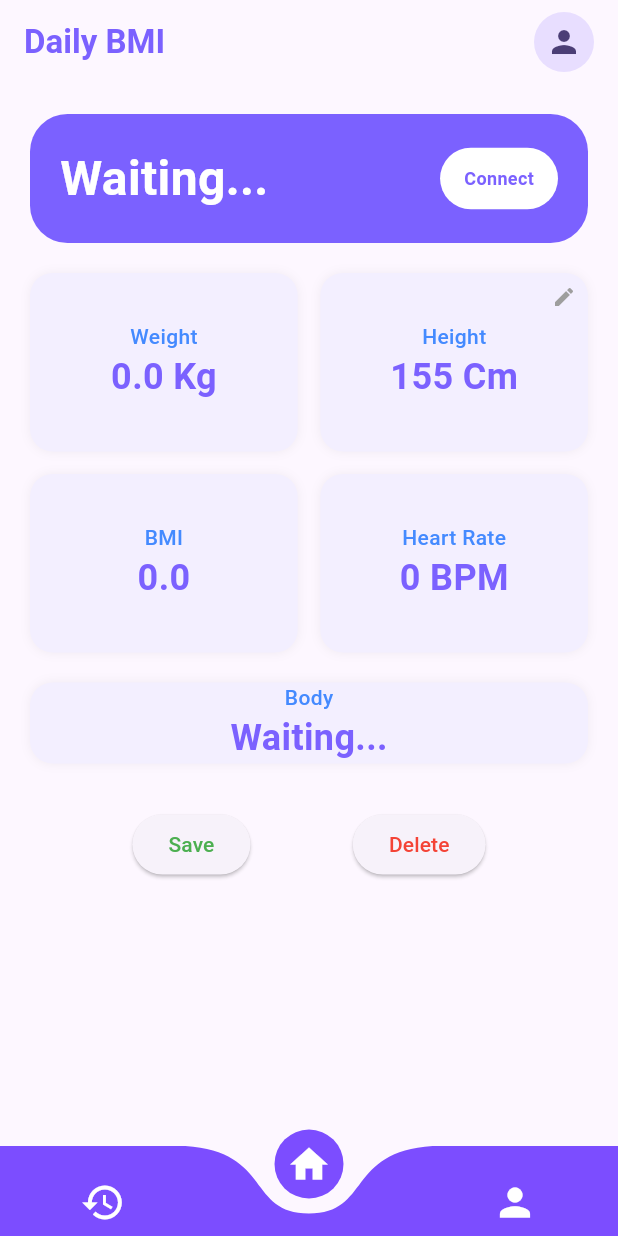
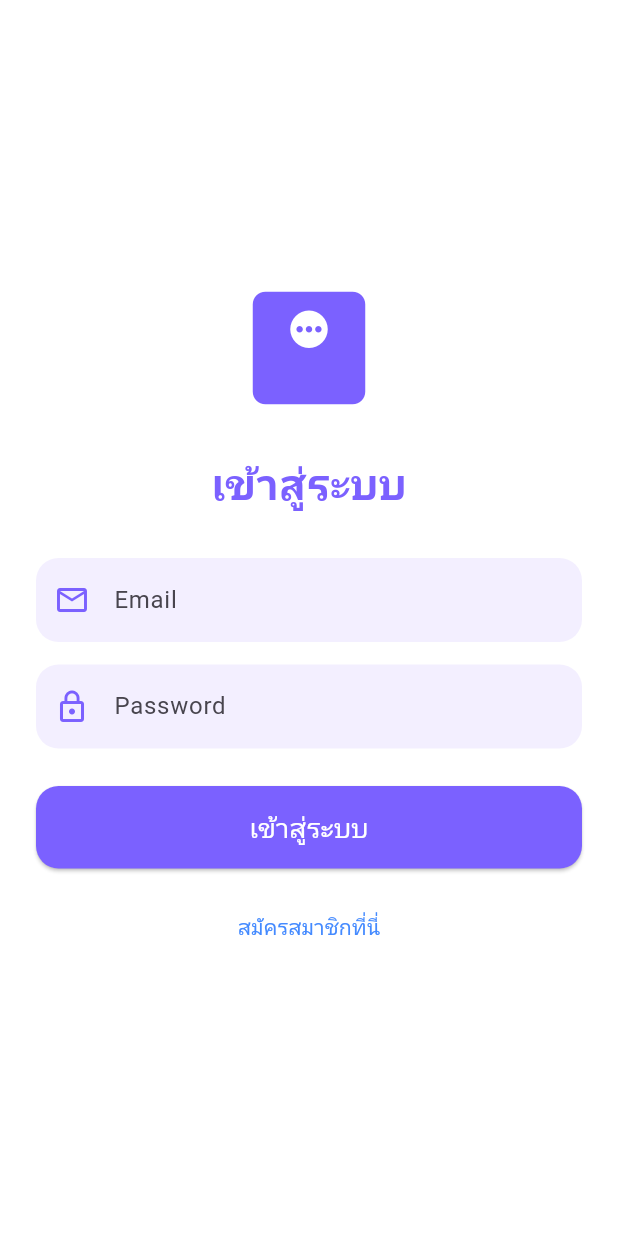
Before and after one commit to peeraphat55/smart-health-scale, a Flutter app: the screen it shows after launch, on a phone screen of 412 x 824 dp. Run offline on Flutter 3.47's test engine with Material 3 defaults, Android fonts, the phone set to English and light mode, and no system bars; drawn by our look-alikes of curved_navigation_bar; our stand-ins replace cloud_firestore, firebase_auth, firebase_core, firebase_database, fl_chart; missing offline and left inert: tflite_flutter; accounts and stored records are empty; Roboto replaces fonts that are missing (Kanit).

Commit message:
QOA_update

```diff
--- a/lib/main.dart
+++ b/lib/main.dart
@@ -1,13 +1,15 @@
 import 'package:flutter/material.dart';
-import 'package:project/model/firebase_options.dart';
+import 'package:project/firebase_options.dart';
+import 'package:project/providers/auth_provider.dart';
+import 'package:project/screen/auth/Auth_page.dart';
 import 'package:provider/provider.dart';
 import 'package:firebase_core/firebase_core.dart';
 import 'package:curved_navigation_bar/curved_navigation_bar.dart';
 
 // Import ไฟล์ของคุณ (เช็ค Path ให้ตรงกับโฟลเดอร์ในโปรเจกต์คุณด้วยนะครับ)
-import 'package:project/model/weight_provider.dart';
-import 'package:project/screen/MainPage.dart'; // ไฟล์หน้า HomePage ด้านบน
-import 'package:project/screen/History.dart'; // ไฟล์หน้าประวัติของคุณ
+import 'package:project/providers/weight_provider.dart';
+import 'package:project/screen/homee_page.dart.dart'; // ไฟล์หน้า HomePage ด้านบน
+import 'package:project/screen/history_page.dart'; // ไฟล์หน้าประวัติของคุณ
 
 void main() async {
   WidgetsFlutterBinding.ensureInitialized();
@@ -20,6 +22,7 @@ void main() async {
     MultiProvider(
       providers: [
         ChangeNotifierProvider(create: (_) => WeightProvider()),
+        ChangeNotifierProvider(create: (_) => AuthProvider()),
       ],
       child: const BMISmartScaleApp(),
     ),
@@ -39,7 +42,7 @@ class BMISmartScaleApp extends StatelessWidget {
         useMaterial3: true,
         fontFamily: 'Kanit',
       ),
-      home: const MainNavigation(),
+      home: AuthPage(),
     );
   }
 }
--- /dev/null
+++ b/lib/providers/auth_provider.dart
@@ -0,0 +1,76 @@
+import 'package:flutter/material.dart';
+import 'package:firebase_auth/firebase_auth.dart';
+import 'package:cloud_firestore/cloud_firestore.dart';
+
+class AuthProvider with ChangeNotifier {
+  bool _isLoading = false;
+  bool get isLoading => _isLoading;
+
+// ------------------------------------
+  // 1. ฟังก์ชันเข้าสู่ระบบ (Sign In)
+  // ------------------------------------
+  Future<String?> signIn({required String email, required String password}) async {
+    _setLoading(true);
+    try {
+      await FirebaseAuth.instance.signInWithEmailAndPassword(
+        email: email,
+        password: password,
+      );
+      return null; // สำเร็จ ไม่มี Error
+    } on FirebaseAuthException catch (e) {
+      return _translateFirebaseError(e);
+    } finally {
+      _setLoading(false);
+    }
+  }
+
+  // ------------------------------------
+  // 2. ฟังก์ชันสมัครสมาชิก (Sign Up)
+  // ------------------------------------
+  Future<String?> signUp({
+    required String email,
+    required String password,
+    required int age,
+    required int gender,
+  }) async {
+    _setLoading(true);
+    try {
+      // 1. สร้างบัญชีผู้ใช้ใหม่
+      UserCredential userCredential = await FirebaseAuth.instance.createUserWithEmailAndPassword(
+        email: email,
+        password: password,
+      );
+
+      // 2. บันทึกโปรไฟล์ (อายุ, เพศ) ลง Firestore
+      await FirebaseFirestore.instance.collection('users').doc(userCredential.user!.uid).set({
+        'email': email,
+        'age': age,
+        'gender': gender,
+        'created_at': FieldValue.serverTimestamp(),
+      });
+
+      // 3. 🟢 บังคับให้ออกจากระบบทันทีหลังสมัครเสร็จ เพื่อให้ผู้ใช้ไปหน้าล็อกอินเอง
+      await FirebaseAuth.instance.signOut();
+
+      return null; // สำเร็จ
+    } on FirebaseAuthException catch (e) {
+      return _translateFirebaseError(e);
+    } finally {
+      _setLoading(false);
+    }
+  }
+
+  // ตัวจัดการ Loading
+  void _setLoading(bool value) {
+    _isLoading = value;
+    notifyListeners();
+  }
+
+  // แปลง Error เป็นภาษาไทย
+  String _translateFirebaseError(FirebaseAuthException e) {
+    if (e.code == 'user-not-found' || e.code == 'invalid-credential') return "อีเมลหรือรหัสผ่านไม่ถูกต้อง";
+    if (e.code == 'email-already-in-use') return "อีเมลนี้มีผู้ใช้งานแล้ว";
+    if (e.code == 'weak-password') return "รหัสผ่านต้องมีความยาวอย่างน้อย 6 ตัวอักษร";
+    return e.message ?? "เกิดข้อผิดพลาด ไม่สามารถดำเนินการได้";
+  }
+}
--- /dev/null
+++ b/lib/screen/auth/Auth_page.dart
@@ -0,0 +1,169 @@
+import 'package:flutter/material.dart';
+import 'package:provider/provider.dart';
+
+import 'package:project/providers/auth_provider.dart'; // import provider ตัวใหม่
+import 'package:project/main.dart'; // เพื่อลิงก์ไปหน้า MainNavigation
+
+class AuthPage extends StatefulWidget {
+  const AuthPage({super.key});
+
+  @override
+  State<AuthPage> createState() => _AuthPageState();
+}
+
+class _AuthPageState extends State<AuthPage> {
+  bool isLogin = true;
+  final TextEditingController _emailController = TextEditingController();
+  final TextEditingController _passwordController = TextEditingController();
+  final TextEditingController _ageController = TextEditingController();
+  int _selectedGender = 0;
+
+  void _handleSubmit() async {
+    // 1. ดึงค่าจากช่องกรอก
+    final email = _emailController.text.trim();
+    final password = _passwordController.text.trim();
+    final ageText = _ageController.text.trim();
+
+    // 2. ตรวจสอบข้อมูลเบื้องต้น
+    if (email.isEmpty || password.isEmpty) return _showError("กรุณากรอกอีเมลและรหัสผ่าน");
+    if (!isLogin && ageText.isEmpty) return _showError("กรุณากรอกอายุของคุณ");
+
+    // 3. เรียกใช้ Logic จาก AuthProvider
+    final authProvider = context.read<AuthProvider>();
+    String? errorMessage;
+
+    if (isLogin) {
+      errorMessage = await authProvider.signIn(email: email, password: password);
+    } else {
+      errorMessage = await authProvider.signUp(
+        email: email,
+        password: password,
+        age: int.tryParse(ageText) ?? 21,
+        gender: _selectedGender,
+      );
+    }
+
+    // 4. จัดการผลลัพธ์
+    // 4. จัดการผลลัพธ์
+    if (errorMessage != null) {
+      _showError(errorMessage); // ถ้ามี Error ให้แสดงแจ้งเตือน
+    } else if (mounted) {
+      // 🟢 แยกการทำงานระหว่าง โหมดล็อกอิน กับ โหมดสมัครสมาชิก
+      if (isLogin) {
+        // ถ้าเป็นการ "เข้าสู่ระบบ" สำเร็จ -> พาเข้าแอปทันที
+        Navigator.pushReplacement(
+          context,
+          MaterialPageRoute(builder: (context) => const MainNavigation()),
+        );
+      } else {
+        // ถ้าเป็นการ "สมัครสมาชิก" สำเร็จ -> แจ้งเตือนสีเขียว + สลับหน้าเป็นล็อกอิน
+        ScaffoldMessenger.of(context).showSnackBar(
+          const SnackBar(
+            content: Text("สมัครสมาชิกสำเร็จ! กรุณาเข้าสู่ระบบ"),
+            backgroundColor: Colors.green, // แจ้งเตือนสีเขียวเพื่อบอกว่าสำเร็จ
+          ),
+        );
+
+        setState(() {
+          isLogin = true; // เปลี่ยน UI กลับเป็นโหมดล็อกอิน
+          _passwordController.clear(); // ล้างช่องรหัสผ่านให้กรอกใหม่เพื่อความปลอดภัย
+        });
+      }
+    }
+  }
+
+  void _showError(String message) {
+    ScaffoldMessenger.of(context).showSnackBar(SnackBar(content: Text(message), backgroundColor: Colors.redAccent));
+  }
+
+  @override
+  void dispose() {
+    _emailController.dispose();
+    _passwordController.dispose();
+    _ageController.dispose();
+    super.dispose();
+  }
+
+  @override
+  Widget build(BuildContext context) {
+    // เฝ้าดูสถานะ isLoading เพื่อหมุนวงกลม
+    final isLoading = context.watch<AuthProvider>().isLoading;
+
+    return Scaffold(
+      backgroundColor: Colors.white,
+      body: Center(
+        child: SingleChildScrollView(
+          padding: const EdgeInsets.all(24),
+          child: Column(
+            mainAxisAlignment: MainAxisAlignment.center,
+            children: [
+              const Icon(Icons.monitor_weight_rounded, size: 100, color: Color(0xFF7B61FF)),
+              const SizedBox(height: 20),
+              Text(isLogin ? "เข้าสู่ระบบ" : "สร้างบัญชีใหม่",
+                style: const TextStyle(fontSize: 28, fontWeight: FontWeight.bold, color: Color(0xFF7B61FF))),
+              const SizedBox(height: 30),
+
+              _buildTextField(_emailController, "Email", Icons.email_outlined, TextInputType.emailAddress),
+              const SizedBox(height: 15),
+              _buildTextField(_passwordController, "Password", Icons.lock_outline, TextInputType.text, obscure: true),
+              const SizedBox(height: 15),
+
+              if (!isLogin) ...[
+                _buildTextField(_ageController, "อายุ (ปี)", Icons.calendar_today_outlined, TextInputType.number),
+                const SizedBox(height: 15),
+                DropdownButtonFormField<int>(
+                  value: _selectedGender,
+                  decoration: _inputStyle(Icons.transgender),
+                  items: const [
+                    DropdownMenuItem(value: 0, child: Text("ชาย")),
+                    DropdownMenuItem(value: 1, child: Text("หญิง")),
+                  ],
+                  onChanged: (val) => setState(() => _selectedGender = val!),
+                ),
+                const SizedBox(height: 15),
+              ],
+
+              const SizedBox(height: 10),
+
+              SizedBox(
+                width: double.infinity,
+                height: 55,
+                child: ElevatedButton(
+                  style: ElevatedButton.styleFrom(
+                    backgroundColor: const Color(0xFF7B61FF),
+                    shape: RoundedRectangleBorder(borderRadius: BorderRadius.circular(15)),
+                  ),
+                  onPressed: isLoading ? null : _handleSubmit,
+                  child: isLoading
+                      ? const CircularProgressIndicator(color: Colors.white)
+                      : Text(isLogin ? "เข้าสู่ระบบ" : "สมัครสมาชิก", style: const TextStyle(color: Colors.white, fontSize: 18)),
+                ),
+              ),
+              const SizedBox(height: 15),
+
+              TextButton(
+                onPressed: () => setState(() { isLogin = !isLogin; }),
+                child: Text(isLogin ? "สมัครสมาชิกที่นี่" : "มีบัญชีแล้ว? เข้าสู่ระบบ", style: const TextStyle(color: Colors.blueAccent)),
+              ),
+            ],
+          ),
+        ),
+      ),
+    );
+  }
+
+  Widget _buildTextField(TextEditingController controller, String hint, IconData icon, TextInputType type, {bool obscure = false}) {
+    return TextField(
+      controller: controller, obscureText: obscure, keyboardType: type,
+      decoration: _inputStyle(icon).copyWith(hintText: hint),
+    );
+  }
+
+  InputDecoration _inputStyle(IconData icon) {
+    return InputDecoration(
+      prefixIcon: Icon(icon, color: const Color(0xFF7B61FF)),
+      filled: true, fillColor: const Color(0xFFF3EFFF),
+      border: OutlineInputBorder(borderRadius: BorderRadius.circular(15), borderSide: BorderSide.none),
+    );
+  }
+}
--- a/lib/screen/History.dart
+++ b/lib/screen/history_page.dart
@@ -1,6 +1,6 @@
 import 'package:flutter/material.dart';
 import 'package:provider/provider.dart';
-import 'package:project/model/weight_provider.dart';
+import 'package:project/providers/weight_provider.dart';
 import 'package:fl_chart/fl_chart.dart';
 
 class HistoryPage extends StatelessWidget {
--- a/lib/screen/MainPage.dart
+++ b/lib/screen/homee_page.dart.dart
@@ -1,6 +1,6 @@
 import 'package:flutter/material.dart';
 import 'package:provider/provider.dart';
-import 'package:project/model/weight_provider.dart';
+import 'package:project/providers/weight_provider.dart';
 
 class HomePage extends StatelessWidget {
   const HomePage({super.key});
```
Also changed, not shown: lib/core/app_theme.dart (added, +35 -0 lines), lib/model/bmi_record.dart (added, +19 -0 lines), lib/providers/weight_provider.dart (renamed from lib/model/weight_provider.dart, +17 -16 lines), pubspec.yaml (+8 -73 lines), firebase.json, lib/firebase_options.dart, lib/model/firebase_options.dart (deleted), lib/screen/main_navigation.dart (added), lib/widgets/ai_analysis_card.dart (added), lib/widgets/dashboard_card.dart (added), lib/widgets/history_graphs.dart (added), pubspec.lock, 6 other files.
